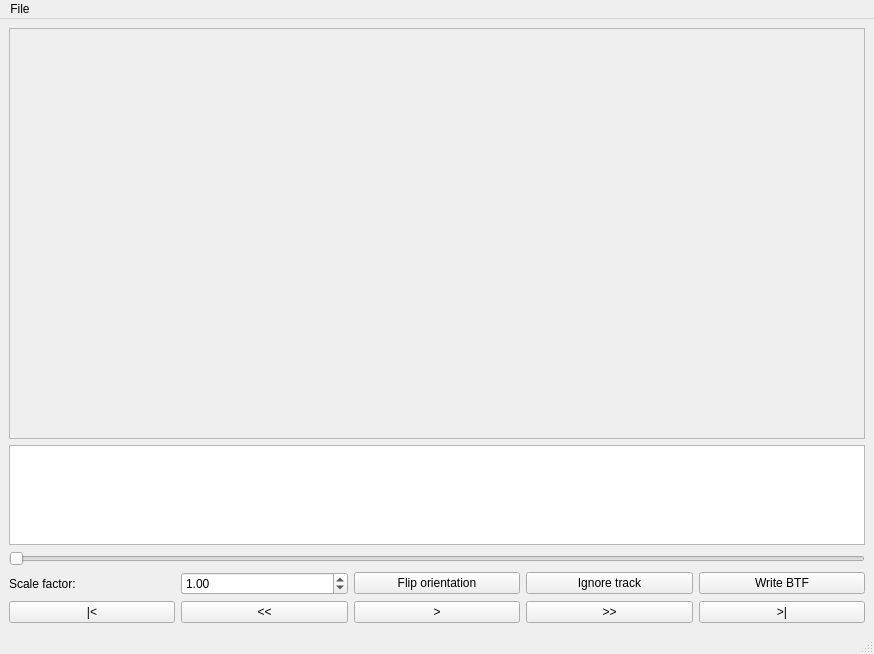
Above: trackfixer/mainwindow.ui from biotracking/biotrack before the change. Below: the same form after it.
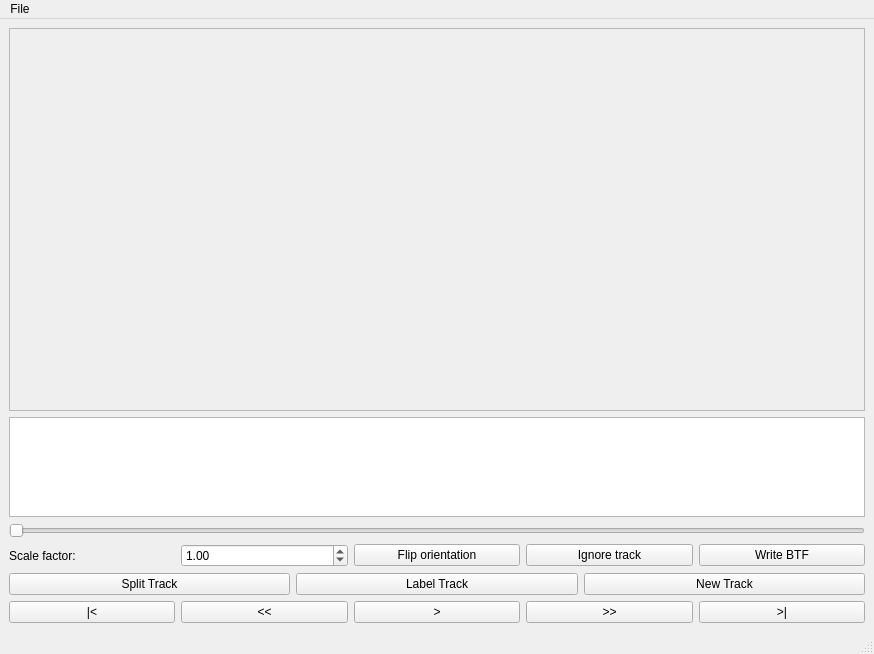
That is the form after the change.

Commit message:
Added track splitting.
Pressing the "Split Track" button splits the currently selected track at the
current frame. The selected track is shortened so that it's end frame is set
to the current frame, and a new track is created starting from the current
frame and continuing to the end frame of the original track.

Note: Currently, splitting is only useful for slicing out chunks of a large
track, either to ignore or to flip orientation. In the next few updates, the
actual tracking data will be moved in to the tracklet so that new tracks can
be created by hand, and existing tracks can be relabled.

```diff
--- a/trackfixer/mainwindow.ui
+++ b/trackfixer/mainwindow.ui
@@ -28,7 +28,7 @@
            <x>0</x>
            <y>0</y>
            <width>841</width>
-           <height>348</height>
+           <height>306</height>
           </rect>
          </property>
          <layout class="QVBoxLayout" name="verticalLayout">
@@ -120,6 +120,31 @@
         </item>
        </layout>
       </item>
+      <item>
+       <layout class="QHBoxLayout" name="horizontalLayout_3">
+        <item>
+         <widget class="QPushButton" name="pushButton_9">
+          <property name="text">
+           <string>Split Track</string>
+          </property>
+         </widget>
+        </item>
+        <item>
+         <widget class="QPushButton" name="pushButton_10">
+          <property name="text">
+           <string>Label Track</string>
+          </property>
+         </widget>
+        </item>
+        <item>
+         <widget class="QPushButton" name="pushButton_11">
+          <property name="text">
+           <string>New Track</string>
+          </property>
+         </widget>
+        </item>
+       </layout>
+      </item>
       <item>
        <layout class="QHBoxLayout" name="horizontalLayout">
         <item>
```
The commit also changes 2 other files.
